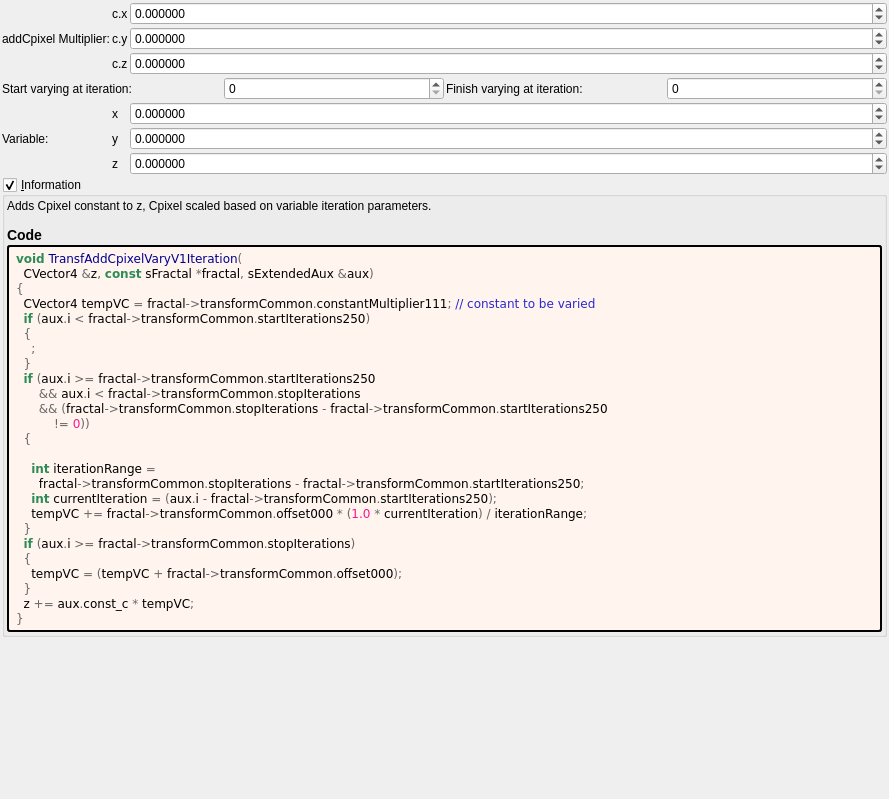
Above: mandelbulber2/deploy/share/mandelbulber2/formula/ui/transf_add_cpixel_vary_v1.ui from irinox-ctrl/mandelbulber2 before the change. Below: the same form after it.
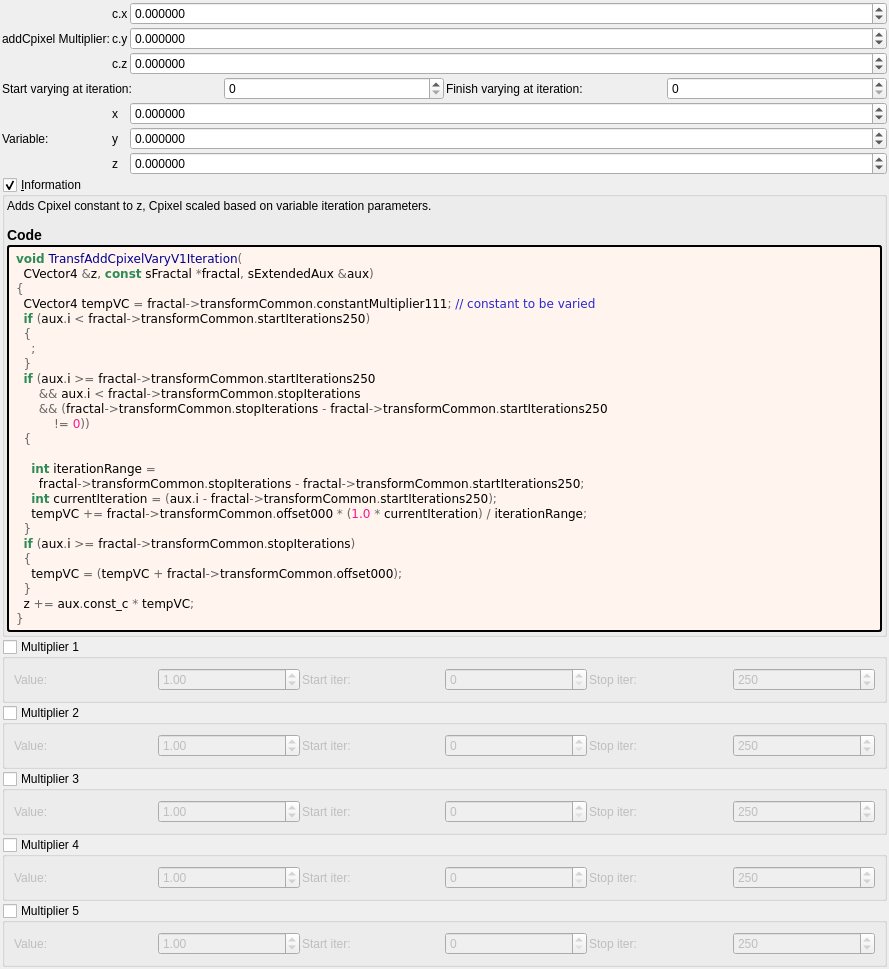
That is the form after the change. Custom widgets are drawn as their Qt base class.

Commit message:
feat: add 5 general-purpose multipliers to all 1007 fractal formulas
Each multiplier has:
- Checkbox (OFF by default)
- Value spinbox (default 1.0, range -100 to 100)
- Iteration start/stop range

Logic: z *= value; DE *= |value|;

Uses existing transformCommon parameters:
- Checkboxes: functionEnabledBx/By/Bz/Bw/CzFalse
- Values: scale4/5/6/8/16
- Ranges: startIterationsB-F/stopIterationsB-F

Modified 1007 .cpp (CPU), 1006 .cl (GPU), 1023 .ui files.
Both source (formula/) and deploy (deploy/share/) copies updated.

The edit to the form file:
```diff
--- a/mandelbulber2/deploy/share/mandelbulber2/formula/ui/transf_add_cpixel_vary_v1.ui
+++ b/mandelbulber2/deploy/share/mandelbulber2/formula/ui/transf_add_cpixel_vary_v1.ui
@@ -407,6 +407,192 @@
      </layout>
     </widget>
    </item>
+   <item>
+    <widget class="MyGroupBox" name="groupCheck_transf_function_enabledBx_false">
+     <property name="title"><string>Multiplier 1</string></property>
+     <property name="checkable"><bool>true</bool></property>
+     <property name="checked"><bool>false</bool></property>
+     <layout class="QGridLayout" name="gridLayout_mult1">
+      <property name="spacing"><number>2</number></property>
+      <item row="0" column="0">
+       <widget class="QLabel"><property name="text"><string>Value:</string></property></widget>
+      </item>
+      <item row="0" column="1">
+       <widget class="MyDoubleSpinBox" name="spinbox_transf_scale_4">
+        <property name="minimum"><double>-100.0</double></property><property name="maximum"><double>100.0</double></property>
+        <property name="singleStep"><double>0.01</double></property><property name="value"><double>1.0</double></property>
+       </widget>
+      </item>
+      <item row="0" column="2">
+       <widget class="QLabel"><property name="text"><string>Start iter:</string></property></widget>
+      </item>
+      <item row="0" column="3">
+       <widget class="MySpinBox" name="spinboxInt_transf_start_iterations_B">
+        <property name="minimum"><number>0</number></property><property name="maximum"><number>10000</number></property>
+        <property name="value"><number>0</number></property>
+       </widget>
+      </item>
+      <item row="0" column="4">
+       <widget class="QLabel"><property name="text"><string>Stop iter:</string></property></widget>
+      </item>
+      <item row="0" column="5">
+       <widget class="MySpinBox" name="spinboxInt_transf_stop_iterations_B">
+        <property name="minimum"><number>0</number></property><property name="maximum"><number>10000</number></property>
+        <property name="value"><number>250</number></property>
+       </widget>
+      </item>
+     </layout>
+    </widget>
+   </item>
+   <item>
+    <widget class="MyGroupBox" name="groupCheck_transf_function_enabledBy_false">
+     <property name="title"><string>Multiplier 2</string></property>
+     <property name="checkable"><bool>true</bool></property>
+     <property name="checked"><bool>false</bool></property>
+     <layout class="QGridLayout" name="gridLayout_mult2">
+      <property name="spacing"><number>2</number></property>
+      <item row="0" column="0">
+       <widget class="QLabel"><property name="text"><string>Value:</string></property></widget>
+      </item>
+      <item row="0" column="1">
+       <widget class="MyDoubleSpinBox" name="spinbox_transf_scale_5">
+        <property name="minimum"><double>-100.0</double></property><property name="maximum"><double>100.0</double></property>
+        <property name="singleStep"><double>0.01</double></property><property name="value"><double>1.0</double></property>
+       </widget>
+      </item>
+      <item row="0" column="2">
+       <widget class="QLabel"><property name="text"><string>Start iter:</string></property></widget>
+      </item>
+      <item row="0" column="3">
+       <widget class="MySpinBox" name="spinboxInt_transf_start_iterations_C">
+        <property name="minimum"><number>0</number></property><property name="maximum"><number>10000</number></property>
+        <property name="value"><number>0</number></property>
+       </widget>
+      </item>
+      <item row="0" column="4">
+       <widget class="QLabel"><property name="text"><string>Stop iter:</string></property></widget>
+      </item>
+      <item row="0" column="5">
+       <widget class="MySpinBox" name="spinboxInt_transf_stop_iterations_C">
+        <property name="minimum"><number>0</number></property><property name="maximum"><number>10000</number></property>
+        <property name="value"><number>250</number></property>
+       </widget>
+      </item>
+     </layout>
+    </widget>
+   </item>
+   <item>
+    <widget class="MyGroupBox" name="groupCheck_transf_function_enabledBz_false">
+     <property name="title"><string>Multiplier 3</string></property>
+     <property name="checkable"><bool>true</bool></property>
+     <property name="checked"><bool>false</bool></property>
+     <layout class="QGridLayout" name="gridLayout_mult3">
+      <property name="spacing"><number>2</number></property>
+      <item row="0" column="0">
+       <widget class="QLabel"><property name="text"><string>Value:</string></property></widget>
+      </item>
+      <item row="0" column="1">
+       <widget class="MyDoubleSpinBox" name="spinbox_transf_scale_6">
+        <property name="minimum"><double>-100.0</double></property><property name="maximum"><double>100.0</double></property>
+        <property name="singleStep"><double>0.01</double></property><property name="value"><double>1.0</double></property>
+       </widget>
+      </item>
+      <item row="0" column="2">
+       <widget class="QLabel"><property name="text"><string>Start iter:</string></property></widget>
+      </item>
+      <item row="0" column="3">
+       <widget class="MySpinBox" name="spinboxInt_transf_start_iterations_D">
+        <property name="minimum"><number>0</number></property><property name="maximum"><number>10000</number></property>
+        <property name="value"><number>0</number></property>
+       </widget>
+      </item>
+      <item row="0" column="4">
+       <widget class="QLabel"><property name="text"><string>Stop iter:</string></property></widget>
+      </item>
+      <item row="0" column="5">
+       <widget class="MySpinBox" name="spinboxInt_transf_stop_iterations_D">
+        <property name="minimum"><number>0</number></property><property name="maximum"><number>10000</number></property>
+        <property name="value"><number>250</number></property>
+       </widget>
+      </item>
+     </layout>
+    </widget>
+   </item>
+   <item>
+    <widget class="MyGroupBox" name="groupCheck_transf_function_enabledBw_false">
+     <property name="title"><string>Multiplier 4</string></property>
+     <property name="checkable"><bool>true</bool></property>
+     <property name="checked"><bool>false</bool></property>
+     <layout class="QGridLayout" name="gridLayout_mult4">
+      <property name="spacing"><number>2</number></property>
+      <item row="0" column="0">
+       <widget class="QLabel"><property name="text"><string>Value:</string></property></widget>
+      </item>
+      <item row="0" column="1">
+       <widget class="MyDoubleSpinBox" name="spinbox_transf_scale_8">
+        <property name="minimum"><double>-100.0</double></property><property name="maximum"><double>100.0</double></property>
+        <property name="singleStep"><double>0.01</double></property><property name="value"><double>1.0</double></property>
+       </widget>
+      </item>
+      <item row="0" column="2">
+       <widget class="QLabel"><property name="text"><string>Start iter:</string></property></widget>
+      </item>
+      <item row="0" column="3">
+       <widget class="MySpinBox" name="spinboxInt_transf_start_iterations_E">
+        <property name="minimum"><number>0</number></property><property name="maximum"><number>10000</number></property>
+        <property name="value"><number>0</number></property>
+       </widget>
+      </item>
+      <item row="0" column="4">
+       <widget class="QLabel"><property name="text"><string>Stop iter:</string></property></widget>
+      </item>
+      <item row="0" column="5">
+       <widget class="MySpinBox" name="spinboxInt_transf_stop_iterations_E">
+        <property name="minimum"><number>0</number></property><property name="maximum"><number>10000</number></property>
+        <property name="value"><number>250</number></property>
+       </widget>
+      </item>
+     </layout>
+    </widget>
+   </item>
+   <item>
+    <widget class="MyGroupBox" name="groupCheck_transf_function_enabledCz_false">
+     <property name="title"><string>Multiplier 5</string></property>
+     <property name="checkable"><bool>true</bool></property>
+     <property name="checked"><bool>false</bool></property>
+     <layout class="QGridLayout" name="gridLayout_mult5">
+      <property name="spacing"><number>2</number></property>
+      <item row="0" column="0">
+       <widget class="QLabel"><property name="text"><string>Value:</string></property></widget>
+      </item>
+      <item row="0" column="1">
+       <widget class="MyDoubleSpinBox" name="spinbox_transf_scale_16">
+        <property name="minimum"><double>-100.0</double></property><property name="maximum"><double>100.0</double></property>
+        <property name="singleStep"><double>0.01</double></property><property name="value"><double>1.0</double></property>
+       </widget>
+      </item>
+      <item row="0" column="2">
+       <widget class="QLabel"><property name="text"><string>Start iter:</string></property></widget>
+      </item>
+      <item row="0" column="3">
+       <widget class="MySpinBox" name="spinboxInt_transf_start_iterations_F">
+        <property name="minimum"><number>0</number></property><property name="maximum"><number>10000</number></property>
+        <property name="value"><number>0</number></property>
+       </widget>
+      </item>
+      <item row="0" column="4">
+       <widget class="QLabel"><property name="text"><string>Stop iter:</string></property></widget>
+      </item>
+      <item row="0" column="5">
+       <widget class="MySpinBox" name="spinboxInt_transf_stop_iterations_F">
+        <property name="minimum"><number>0</number></property><property name="maximum"><number>10000</number></property>
+        <property name="value"><number>250</number></property>
+       </widget>
+      </item>
+     </layout>
+    </widget>
+   </item>
+
    <item>
     <spacer name="verticalSpacer">
      <property name="orientation">
```
The commit also changes 3972 other files.
